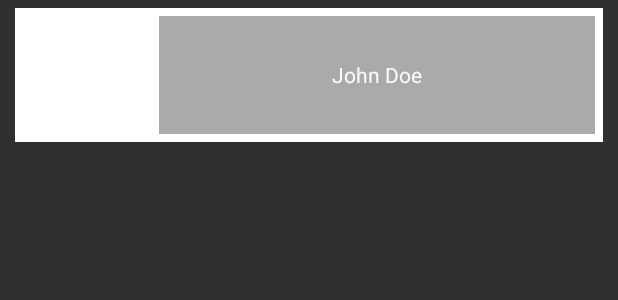
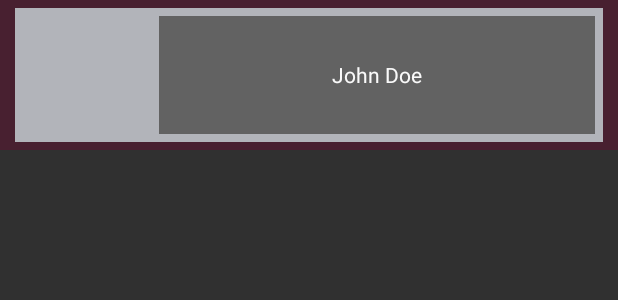
Before and after one commit to bjakeg/Delish-Dish, an Android app: the layout browse_row.xml on its own in the app's theme, with its tools: preview values and no code run, on a phone screen of 412 x 824 dp. Shown: the top 300 px of the screen. Run offline under Robolectric (Android 15) with nearby library versions, the phone set to English and light mode, and no system bars.

Commit message:
Updated UI

```diff
--- a/DelishDish/src/main/res/layout/browse_row.xml
+++ b/DelishDish/src/main/res/layout/browse_row.xml
@@ -6,13 +6,14 @@
     android:paddingBottom="5dp"
     android:paddingLeft="10dp"
     android:paddingRight="10dp"
-    android:paddingTop="5dp">
+    android:paddingTop="5dp"
+    android:background="#482030">
 
     <LinearLayout
         android:layout_width="match_parent"
         android:layout_height="match_parent"
         android:orientation="horizontal"
-        android:background="@android:color/background_light">
+        android:background="#FFB2B4BA">
 
         <ImageView
             android:id="@+id/recipe_image"
@@ -24,7 +25,7 @@
             android:layout_marginLeft="5dp"/>
 
         <RelativeLayout
-            android:background="@android:color/darker_gray"
+            android:background="#FF626262"
             android:layout_width="0dp"
             android:layout_weight="1"
             android:layout_margin="5dp"
```
Also changed, not shown: DelishDish/src/main/res/layout/activity_recipe.xml (+5 -3 lines), 189 other files.
